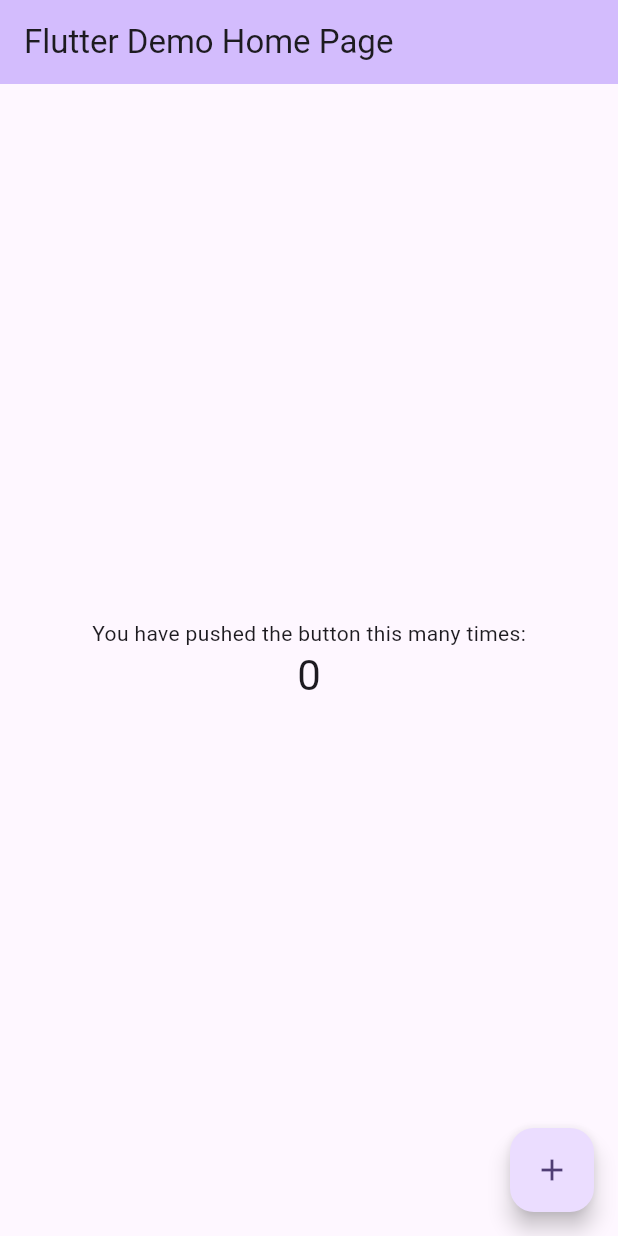
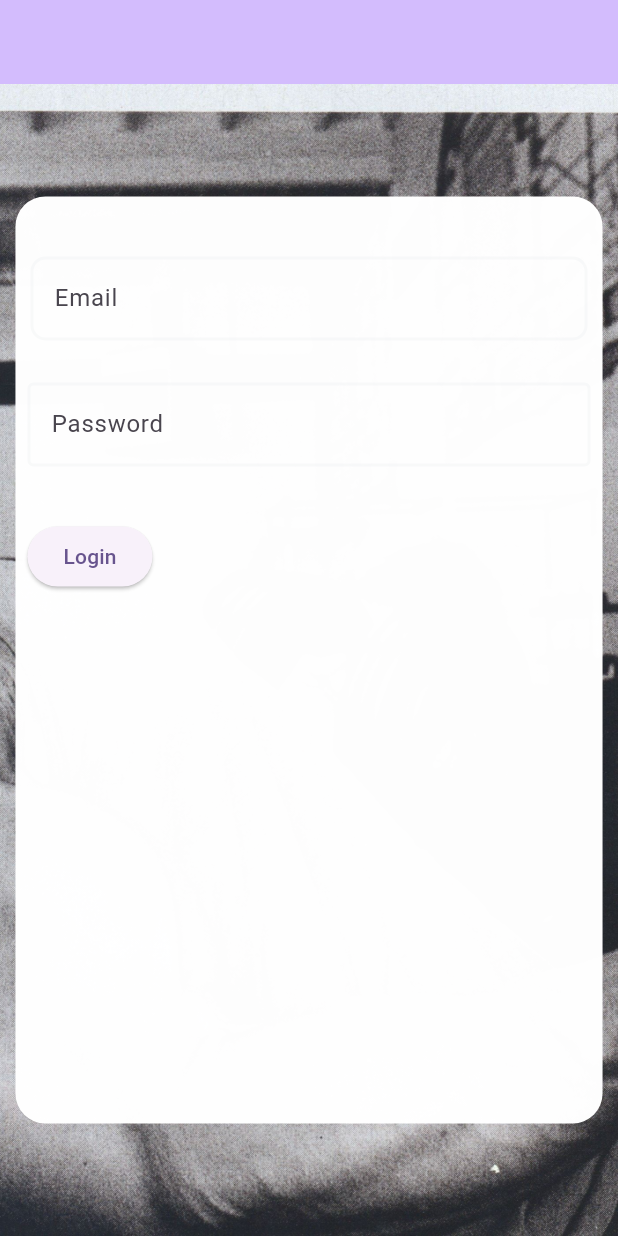
Before and after one commit to Iamyouandwhatiseeisme/CoreFitnessApp, a Flutter app: the screen it shows after launch, on a phone screen of 412 x 824 dp. Run offline on Flutter 3.47's test engine with Material 3 defaults, Android fonts, the phone set to English and light mode, and no system bars.

Commit message:
feat(add): add inputs for email and password on login page

```diff
--- a/lib/main.dart
+++ b/lib/main.dart
@@ -1,3 +1,4 @@
+import 'package:core_fitness/presentation/pages/login_page/login_page.dart';
 import 'package:flutter/material.dart';
 
 void main() {
@@ -10,58 +11,12 @@ class MyApp extends StatelessWidget {
   @override
   Widget build(BuildContext context) {
     return MaterialApp(
-      title: 'Flutter Demo',
+      title: 'CoreFitness',
+      debugShowCheckedModeBanner: false,
       theme: ThemeData(
         colorScheme: ColorScheme.fromSeed(seedColor: Colors.deepPurple),
       ),
-      home: const MyHomePage(title: 'Flutter Demo Home Page'),
+      home: const LoginPage(),
     );
   }
 }
-
-class MyHomePage extends StatefulWidget {
-  const MyHomePage({super.key, required this.title});
-
-  final String title;
-
-  @override
-  State<MyHomePage> createState() => _MyHomePageState();
-}
-
-class _MyHomePageState extends State<MyHomePage> {
-  int _counter = 0;
-
-  void _incrementCounter() {
-    setState(() {
-      _counter++;
-    });
-  }
-
-  @override
-  Widget build(BuildContext context) {
-    return Scaffold(
-      appBar: AppBar(
-        backgroundColor: Theme.of(context).colorScheme.inversePrimary,
-
-        title: Text(widget.title),
-      ),
-      body: Center(
-        child: Column(
-          mainAxisAlignment: MainAxisAlignment.center,
-          children: <Widget>[
-            const Text('You have pushed the button this many times:'),
-            Text(
-              '$_counter',
-              style: Theme.of(context).textTheme.headlineMedium,
-            ),
-          ],
-        ),
-      ),
-      floatingActionButton: FloatingActionButton(
-        onPressed: _incrementCounter,
-        tooltip: 'Increment',
-        child: const Icon(Icons.add),
-      ),
-    );
-  }
-}
--- /dev/null
+++ b/lib/presentation/pages/login_page/login_page.dart
@@ -0,0 +1,92 @@
+import 'package:flutter/material.dart';
+
+class LoginPage extends StatefulWidget {
+  const LoginPage({super.key});
+
+  @override
+  State<LoginPage> createState() => _MyHomePageState();
+}
+
+class _MyHomePageState extends State<LoginPage> {
+  @override
+  Widget build(BuildContext context) {
+    return Scaffold(
+      appBar: AppBar(
+        backgroundColor: Theme.of(context).colorScheme.inversePrimary,
+      ),
+      body: Container(
+        decoration: BoxDecoration(
+          image: DecorationImage(
+            image: AssetImage('assets/images/Login.jpg'),
+            fit: BoxFit.cover,
+          ),
+        ),
+        child: Center(
+          child: Container(
+            width: MediaQuery.of(context).size.width * 0.95,
+            height: MediaQuery.of(context).size.height * 0.75,
+            decoration: BoxDecoration(
+              color: Colors.white.withValues(alpha: 0.99),
+              borderRadius: BorderRadius.circular(20),
+            ),
+            child: Column(
+              mainAxisAlignment: MainAxisAlignment.start,
+              children: [
+                Form(
+                  child: Column(
+                    crossAxisAlignment: CrossAxisAlignment.start,
+                    children: [
+                      Padding(
+                        padding: const EdgeInsets.only(
+                          top: 40,
+                          left: 10,
+                          right: 10,
+                        ),
+                        child: TextFormField(
+                          decoration: InputDecoration(
+                            labelText: 'Email',
+                            enabledBorder: OutlineInputBorder(
+                              borderSide: BorderSide(
+                                color: Colors.blueGrey.withAlpha(10),
+                                width: 2,
+                              ),
+                              borderRadius: BorderRadius.circular(10),
+                            ),
+                          ),
+                        ),
+                      ),
+                      SizedBox(height: 20),
+                      Padding(
+                        padding: const EdgeInsets.all(8.0),
+                        child: TextFormField(
+                          decoration: InputDecoration(
+                            labelText: 'Password',
+                            enabledBorder: OutlineInputBorder(
+                              borderSide: BorderSide(
+                                color: Colors.blueGrey.withAlpha(10),
+                                width: 2,
+                              ),
+                            ),
+                          ),
+                          obscureText: true,
+                        ),
+                      ),
+                      SizedBox(height: 20),
+                      Padding(
+                        padding: const EdgeInsets.all(8.0),
+                        child: ElevatedButton(
+                          onPressed: () {},
+                          child: Text('Login'),
+                        ),
+                      ),
+                    ],
+                  ),
+                ),
+              ],
+            ),
+          ),
+        ),
+      ),
+    );
+  }
+}
--- a/pubspec.yaml
+++ b/pubspec.yaml
@@ -2,7 +2,7 @@ name: core_fitness
 description: "A new Flutter project."
 # The following line prevents the package from being accidentally published to
 # pub.dev using `flutter pub publish`. This is preferred for private packages.
-publish_to: 'none' # Remove this line if you wish to publish to pub.dev
+publish_to: "none" # Remove this line if you wish to publish to pub.dev
 
 # The following defines the version and build number for your application.
 # A version number is three numbers separated by dots, like 1.2.43
@@ -51,13 +51,14 @@ dev_dependencies:
 
 # The following section is specific to Flutter packages.
 flutter:
-
   # The following line ensures that the Material Icons font is
   # included with your application, so that you can use the icons in
   # the material Icons class.
   uses-material-design: true
 
   # To add assets to your application, add an assets section, like this:
+  assets:
+    - assets/images/
   # assets:
   #   - images/a_dot_burr.jpeg
   #   - images/a_dot_ham.jpeg
```
Also changed, not shown: assets/images/Login.jpg (added).
